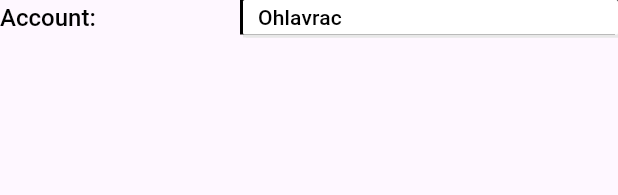
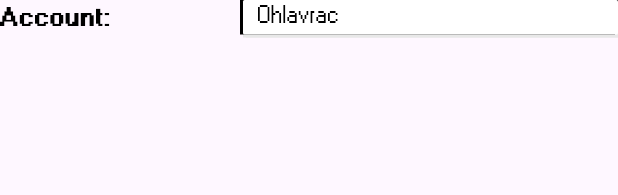
Before and after one commit to Ohlavrac/portifolio, a Flutter app: the CustomRowButton widget shown alone on an empty page, opened directly, on a phone screen of 412 x 824 dp. Shown: the top 195 px of the screen. Run offline on Flutter 3.47's test engine with Material 3 defaults, Android fonts, the phone set to English and light mode, and no system bars.

Commit message:
style: change fonts default to custom fonts retro

```diff
--- a/lib/presentation/ui/screens/home_screen.dart
+++ b/lib/presentation/ui/screens/home_screen.dart
@@ -146,7 +146,7 @@ class _HomeScreenState extends State<HomeScreen> {
                     elevation: 0.0,
                     shadowColor: Colors.transparent,
                   ),
-                  child: Text(languageProvider.lang , style: TextStyle(color: Colors.black, fontSize: 14, fontWeight: FontWeight.bold),)
+                  child: Text(languageProvider.lang , style: TextStyle(color: Colors.black, fontSize: 14, fontWeight: FontWeight.bold, fontFamily: "Retro2"),)
                 )
               ],
             ),
--- a/lib/presentation/ui/widgets/custom_row_button.dart
+++ b/lib/presentation/ui/widgets/custom_row_button.dart
@@ -11,7 +11,7 @@ class CustomRowButton extends StatelessWidget {
     return Row(
       mainAxisAlignment: MainAxisAlignment.spaceBetween,
       children: [
-        DefaultTextStyle(style: TextStyle(color: Colors.black, fontWeight: FontWeight.w500, fontSize: 16), child: Text("$title: ",)),
+        DefaultTextStyle(style: TextStyle(color: Colors.black, fontWeight: FontWeight.w500, fontSize: 16, fontFamily: "Retro2B"), child: Text("$title: ",)),
         SizedBox(width: 3,),
         Container(
           height: 23,
@@ -55,7 +55,7 @@ class CustomRowButton extends StatelessWidget {
               elevation: 0.0,
               shadowColor: Colors.black,
             ),
-            child: Text(value, style: TextStyle(fontSize: 14, color: Colors.black)),
+            child: Text(value, style: TextStyle(fontSize: 14, color: Colors.black, fontFamily: "Retro2")),
           )
         )
       ],
--- a/lib/presentation/ui/widgets/desktop_icon.dart
+++ b/lib/presentation/ui/widgets/desktop_icon.dart
@@ -31,7 +31,7 @@ class DesktopIcon extends StatelessWidget {
               children: [
                 Image.asset(imageUrl, height: height, width: height,),
                 SizedBox(height: 3),
-                Text(title, style: TextStyle(color: Colors.white), maxLines: 2)
+                Text(title, style: TextStyle(color: Colors.white, fontFamily: "Retro2"), maxLines: 2)
               ],
             ),
           ),
--- a/lib/presentation/ui/widgets/retro_elevated_button_widget.dart
+++ b/lib/presentation/ui/widgets/retro_elevated_button_widget.dart
@@ -54,7 +54,7 @@ class RetroElevatedButtonWidget extends StatelessWidget {
         child: Row(
           mainAxisAlignment: MainAxisAlignment.center,
           children: [
-            Text(title, style: TextStyle(color: Colors.black, fontWeight: FontWeight.bold),)
+            Text(title, style: TextStyle(color: Colors.black, fontWeight: FontWeight.bold, fontFamily: "Retro2B", fontSize: 15),)
           ],
         ),
       ),
--- a/lib/presentation/ui/widgets/start_button.dart
+++ b/lib/presentation/ui/widgets/start_button.dart
@@ -57,7 +57,7 @@ class StartButton extends StatelessWidget {
           children: [
             icon == null ? Container() : icon!,
             SizedBox(width: 5,),
-            Text(title, style: TextStyle(color: Colors.black, fontWeight: FontWeight.bold),)
+            Text(title, style: TextStyle(color: Colors.black, fontWeight: FontWeight.bold, fontFamily: "Retro2B", fontSize: 15),)
           ],
         ),
       ),
--- a/lib/presentation/ui/widgets/window_title_bar.dart
+++ b/lib/presentation/ui/widgets/window_title_bar.dart
@@ -36,7 +36,7 @@ class WindowTitleBar extends StatelessWidget {
           mainAxisAlignment: MainAxisAlignment.spaceBetween,
           crossAxisAlignment: CrossAxisAlignment.center,
           children: [
-            DefaultTextStyle(style: TextStyle(fontSize: 18, color: Color(0xFFF3E9DC)), child: Text(getValueByLangAndKey(languageProvider.lang, title))),
+            DefaultTextStyle(style: TextStyle(fontSize: 18, color: Color(0xFFF3E9DC), fontFamily: "Retro2"), child: Text(getValueByLangAndKey(languageProvider.lang, title))),
             Row(
               children: [
                 hasMinimizeButton == false ? Container() : TitleBarButton(
```
Also changed, not shown: lib/presentation/ui/widgets/app_windows/attention_content.dart (+6 -2 lines).
